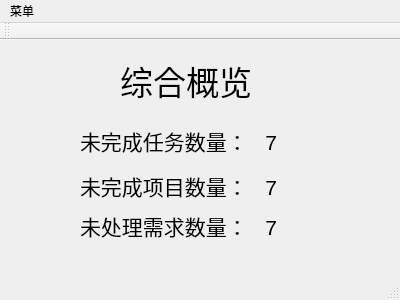
FlyingGarfield/productManager_assistant, file pma/mainwindow.ui: the form before one commit.
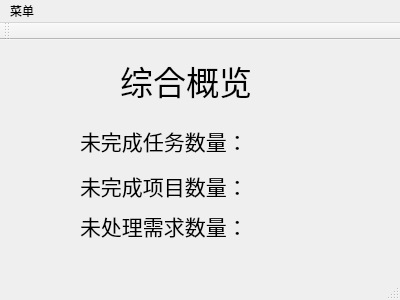
The form after the commit.

Patch:
```diff
--- a/pma/mainwindow.ui
+++ b/pma/mainwindow.ui
@@ -19,7 +19,7 @@
      <rect>
       <x>80</x>
       <y>80</y>
-      <width>231</width>
+      <width>171</width>
       <height>41</height>
      </rect>
     </property>
@@ -29,7 +29,7 @@
      </font>
     </property>
     <property name="text">
-     <string>未完成任务数量：   7 </string>
+     <string>未完成任务数量：</string>
     </property>
    </widget>
    <widget class="QLabel" name="label_2">
@@ -37,7 +37,7 @@
      <rect>
       <x>80</x>
       <y>130</y>
-      <width>231</width>
+      <width>161</width>
       <height>31</height>
      </rect>
     </property>
@@ -47,7 +47,7 @@
      </font>
     </property>
     <property name="text">
-     <string>未完成项目数量：   7 </string>
+     <string>未完成项目数量：  </string>
     </property>
    </widget>
    <widget class="QLabel" name="label_3">
@@ -55,7 +55,7 @@
      <rect>
       <x>80</x>
       <y>170</y>
-      <width>231</width>
+      <width>161</width>
       <height>31</height>
      </rect>
     </property>
@@ -65,7 +65,7 @@
      </font>
     </property>
     <property name="text">
-     <string>未处理需求数量：   7 </string>
+     <string>未处理需求数量： </string>
     </property>
    </widget>
    <widget class="QLabel" name="label_4">
```
